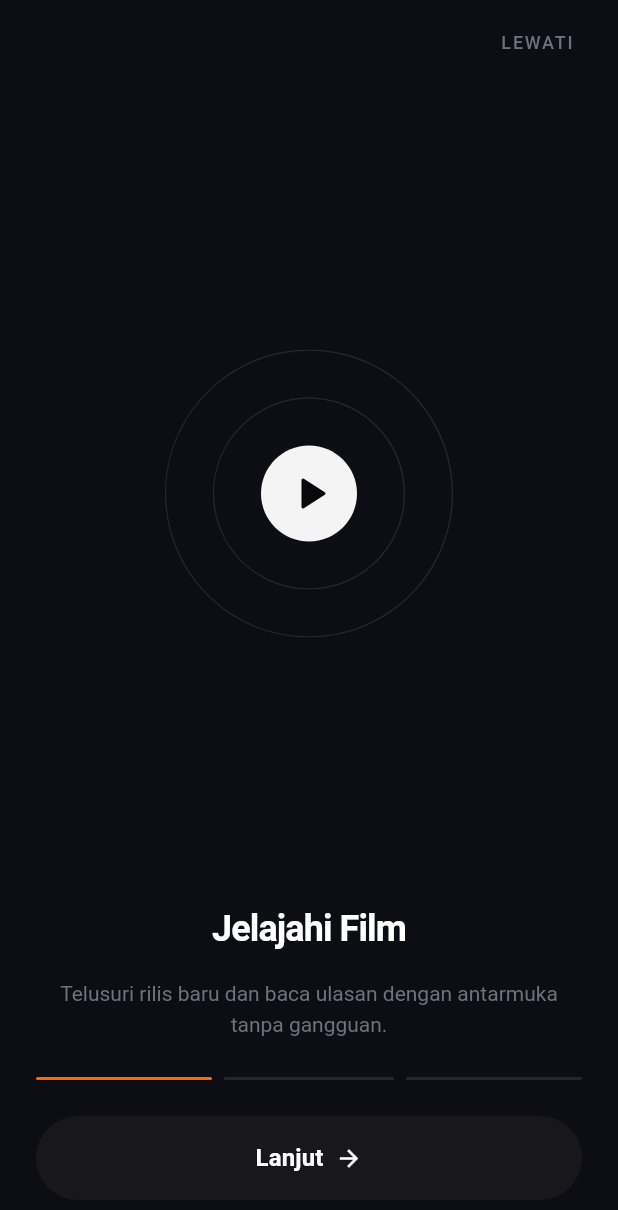
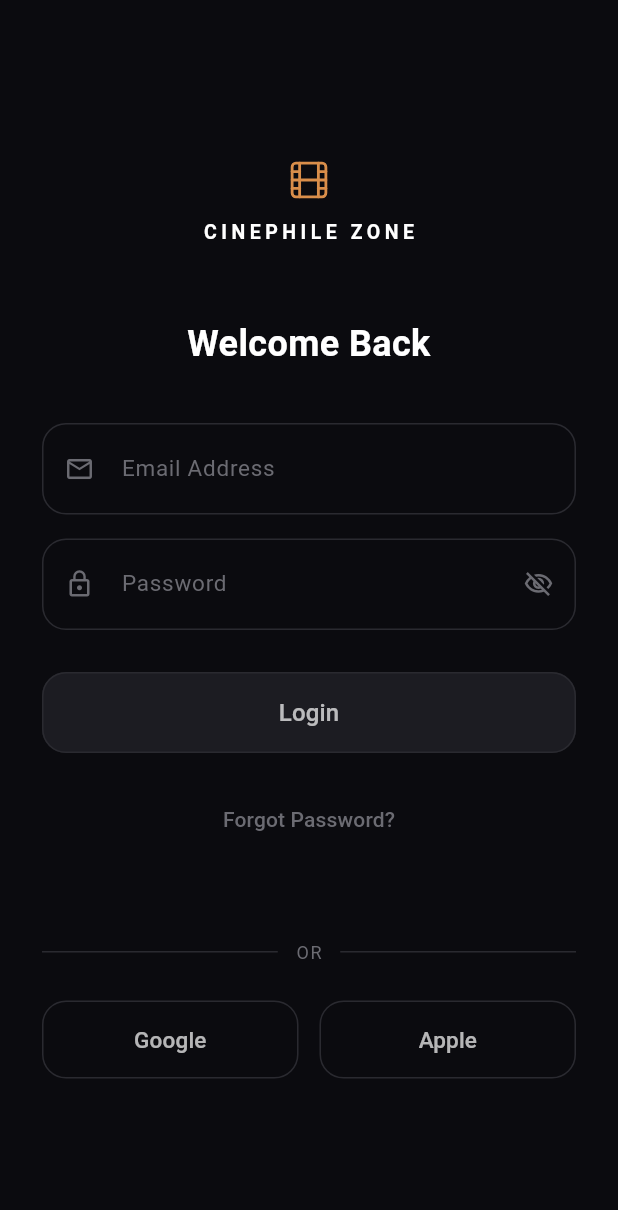
Before and after one commit to Big-com18/uas_project_mobile, a Flutter app: the screen it shows after launch, on a phone screen of 412 x 824 dp. Shown: the top 1210 px of the screen. Run offline on Flutter 3.47's test engine with Material 3 defaults, Android fonts, the phone set to English and light mode, and no system bars; our stand-ins replace flutter_svg.

Commit message:
add new feature login

```diff
--- a/lib/feature/login/login_screen.dart
+++ b/lib/feature/login/login_screen.dart
@@ -0,0 +1,269 @@
+import 'package:flutter/material.dart';
+import 'package:flutter_svg/flutter_svg.dart';
+
+class LoginScreen extends StatefulWidget {
+  const LoginScreen({super.key});
+
+  @override
+  State<LoginScreen> createState() => _LoginScreenState();
+}
+
+class _LoginScreenState extends State<LoginScreen> {
+  bool _obscurePassword = true;
+
+  final TextEditingController _emailController = TextEditingController();
+  final TextEditingController _passwordController = TextEditingController();
+
+  static const Color _background = Color(0xFF0B0B0F);
+  static const Color _fieldBorder = Color(0xFF2A2A30);
+  static const Color _hintColor = Color(0xFF6B6B72);
+  static const Color _accentOrange = Color(0xFFD98E4A);
+
+  @override
+  void dispose() {
+    _emailController.dispose();
+    _passwordController.dispose();
+    super.dispose();
+  }
+
+  @override
+  Widget build(BuildContext context) {
+    return Scaffold(
+      backgroundColor: _background,
+      body: SafeArea(
+        child: Center(
+          child: SingleChildScrollView(
+            padding: const EdgeInsets.symmetric(horizontal: 28),
+            child: Column(
+              mainAxisSize: MainAxisSize.min,
+              crossAxisAlignment: CrossAxisAlignment.stretch,
+              children: [
+                const SizedBox(height: 40),
+
+                // Logo + brand name
+                SvgPicture.asset(
+                  'assets/icons/logo.svg',
+                  width: 30,
+                  height: 30,
+                  colorFilter: const ColorFilter.mode(
+                    _accentOrange,
+                    BlendMode.srcIn,
+                  ),
+                ),
+                const SizedBox(height: 10),
+                const Center(
+                  child: Text(
+                    'CINEPHILE ZONE',
+                    style: TextStyle(
+                      color: Colors.white,
+                      fontSize: 13,
+                      fontWeight: FontWeight.w700,
+                      letterSpacing: 3,
+                    ),
+                  ),
+                ),
+
+                const SizedBox(height: 48),
+
+                // Welcome text
+                const Text(
+                  'Welcome Back',
+                  textAlign: TextAlign.center,
+                  style: TextStyle(
+                    color: Colors.white,
+                    fontSize: 24,
+                    fontWeight: FontWeight.w600,
+                  ),
+                ),
+
+                const SizedBox(height: 36),
+
+                // Email field
+                _buildTextField(
+                  controller: _emailController,
+                  hint: 'Email Address',
+                  icon: Icons.mail_outline,
+                ),
+
+                const SizedBox(height: 16),
+
+                // Password field
+                _buildTextField(
+                  controller: _passwordController,
+                  hint: 'Password',
+                  icon: Icons.lock_outline,
+                  obscureText: _obscurePassword,
+                  suffixIcon: IconButton(
+                    icon: Icon(
+                      _obscurePassword
+                          ? Icons.visibility_off_outlined
+                          : Icons.visibility_outlined,
+                      color: _hintColor,
+                      size: 20,
+                    ),
+                    onPressed: () {
+                      setState(() {
+                        _obscurePassword = !_obscurePassword;
+                      });
+                    },
+                  ),
+                ),
+
+                const SizedBox(height: 28),
+
+                // Login button
+                SizedBox(
+                  height: 54,
+                  child: ElevatedButton(
+                    onPressed: () {
+                      // TODO: handle login
+                    },
+                    style: ElevatedButton.styleFrom(
+                      backgroundColor: const Color(0xFF1C1C22),
+                      foregroundColor: Colors.white70,
+                      elevation: 0,
+                      shape: RoundedRectangleBorder(
+                        borderRadius: BorderRadius.circular(16),
+                        side: const BorderSide(color: _fieldBorder),
+                      ),
+                    ),
+                    child: const Text(
+                      'Login',
+                      style: TextStyle(
+                        fontSize: 16,
+                        fontWeight: FontWeight.w500,
+                      ),
+                    ),
+                  ),
+                ),
+
+                const SizedBox(height: 20),
+
+                // Forgot password
+                TextButton(
+                  onPressed: () {
+                    // TODO: handle forgot password
+                  },
+                  child: const Text(
+                    'Forgot Password?',
+                    style: TextStyle(
+                      color: _hintColor,
+                      fontSize: 14,
+                    ),
+                  ),
+                ),
+
+                const SizedBox(height: 56),
+
+                // OR divider
+                Row(
+                  children: [
+                    Expanded(
+                      child: Divider(color: _fieldBorder, thickness: 1),
+                    ),
+                    Padding(
+                      padding: const EdgeInsets.symmetric(horizontal: 12),
+                      child: Text(
+                        'OR',
+                        style: TextStyle(
+                          color: _hintColor,
+                          fontSize: 12,
+                          letterSpacing: 1,
+                        ),
+                      ),
+                    ),
+                    Expanded(
+                      child: Divider(color: _fieldBorder, thickness: 1),
+                    ),
+                  ],
+                ),
+
+                const SizedBox(height: 24),
+
+                // Google / Apple buttons
+                Row(
+                  children: [
+                    Expanded(
+                      child: _buildSocialButton(
+                        label: 'Google',
+                        onPressed: () {
+                          // TODO: handle Google sign in
+                        },
+                      ),
+                    ),
+                    const SizedBox(width: 14),
+                    Expanded(
+                      child: _buildSocialButton(
+                        label: 'Apple',
+                        onPressed: () {
+                          // TODO: handle Apple sign in
+                        },
+                      ),
+                    ),
+                  ],
+                ),
+
+                const SizedBox(height: 40),
+              ],
+            ),
+          ),
+        ),
+      ),
+    );
+  }
+
+  Widget _buildTextField({
+    required TextEditingController controller,
+    required String hint,
+    required IconData icon,
+    bool obscureText = false,
+    Widget? suffixIcon,
+  }) {
+    return Container(
+      decoration: BoxDecoration(
+        borderRadius: BorderRadius.circular(16),
+        border: Border.all(color: _fieldBorder),
+      ),
+      child: TextField(
+        controller: controller,
+        obscureText: obscureText,
+        style: const TextStyle(color: Colors.white, fontSize: 15),
+        decoration: InputDecoration(
+          hintText: hint,
+          hintStyle: const TextStyle(color: _hintColor, fontSize: 15),
+          prefixIcon: Icon(icon, color: _hintColor, size: 20),
+          suffixIcon: suffixIcon,
+          border: InputBorder.none,
+          contentPadding:
+          const EdgeInsets.symmetric(vertical: 18, horizontal: 4),
+        ),
+      ),
+    );
+  }
+
+  Widget _buildSocialButton({
+    required String label,
+    required VoidCallback onPressed,
+  }) {
+    return SizedBox(
+      height: 52,
+      child: OutlinedButton(
+        onPressed: onPressed,
+        style: OutlinedButton.styleFrom(
+          side: const BorderSide(color: _fieldBorder),
+          shape: RoundedRectangleBorder(
+            borderRadius: BorderRadius.circular(16),
+          ),
+        ),
+        child: Text(
+          label,
+          style: const TextStyle(
+            color: Colors.white70,
+            fontSize: 15,
+            fontWeight: FontWeight.w500,
+          ),
+        ),
+      ),
+    );
+  }
+}
--- a/lib/main.dart
+++ b/lib/main.dart
@@ -1,6 +1,7 @@
 import 'package:flutter/material.dart';
 import 'main_nav_screen.dart';
 import 'feature/onboarding/onboarding_screen.dart';
+import 'feature/login/login_screen.dart';
 
 void main() {
   runApp(const MyApp());
@@ -22,10 +23,11 @@ class MyApp extends StatelessWidget {
         ),
       ),
       // ---------- ROUTER ----------
-      initialRoute: '/onboarding',
+      initialRoute: '/login',
       routes: {
         '/onboarding': (context) => const OnboardingScreen(),
         '/home': (context) => const MainNavScreen(),
+        '/login': (context) => const LoginScreen(),
       },
     );
   }
```
Also changed, not shown: pubspec.lock, 1 other file.
